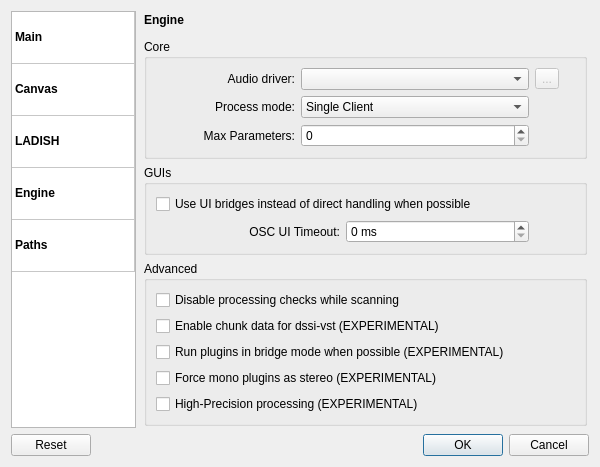
Before: the Qt Designer form resources/ui/settings_app.ui in falkTX/Cadence, drawn with Qt 5.
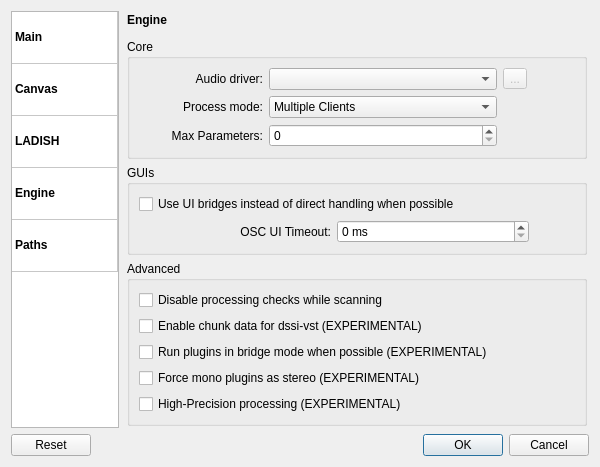
After: the same form once the commit is applied. The open tabs and pages were chosen to show the change. Icons and pictures are not drawn.

Commit message: Carla: Only allow continuous-rack mode if driver name != "JACK"

```diff
--- a/resources/ui/settings_app.ui
+++ b/resources/ui/settings_app.ui
@@ -788,7 +788,84 @@
             <string>Core</string>
            </property>
            <layout class="QGridLayout" name="gridLayout_7">
-            <item row="0" column="0">
+            <item row="1" column="2">
+             <widget class="QStackedWidget" name="sw_engine_process_mode">
+              <property name="sizePolicy">
+               <sizepolicy hsizetype="Minimum" vsizetype="Preferred">
+                <horstretch>0</horstretch>
+                <verstretch>0</verstretch>
+               </sizepolicy>
+              </property>
+              <property name="currentIndex">
+               <number>1</number>
+              </property>
+              <widget class="QWidget" name="page_engine_process_mode_jack">
+               <layout class="QHBoxLayout" name="horizontalLayout_4">
+                <property name="sizeConstraint">
+                 <enum>QLayout::SetMinimumSize</enum>
+                </property>
+                <property name="margin">
+                 <number>0</number>
+                </property>
+                <item>
+                 <widget class="QComboBox" name="cb_engine_process_mode_jack">
+                  <property name="currentIndex">
+                   <number>1</number>
+                  </property>
+                  <item>
+                   <property name="text">
+                    <string>Single Client</string>
+                   </property>
+                  </item>
+                  <item>
+                   <property name="text">
+                    <string>Multiple Clients</string>
+                   </property>
+                  </item>
+                  <item>
+                   <property name="text">
+                    <string>Continuous Rack (EXPERIMENTAL)</string>
+                   </property>
+                  </item>
+                 </widget>
+                </item>
+               </layout>
+              </widget>
+              <widget class="QWidget" name="page_engine_process_mode_other">
+               <layout class="QHBoxLayout" name="horizontalLayout_7">
+                <property name="sizeConstraint">
+                 <enum>QLayout::SetMinimumSize</enum>
+                </property>
+                <property name="margin">
+                 <number>0</number>
+                </property>
+                <item>
+                 <widget class="QComboBox" name="cb_engine_process_mode_other">
+                  <item>
+                   <property name="text">
+                    <string>Continuous Rack (EXPERIMENTAL)</string>
+                   </property>
+                  </item>
+                 </widget>
+                </item>
+               </layout>
+              </widget>
+             </widget>
+            </item>
+            <item row="1" column="0">
+             <spacer name="horizontalSpacer_11">
+              <property name="orientation">
+               <enum>Qt::Horizontal</enum>
+              </property>
+              <property name="sizeHint" stdset="0">
+               <size>
+                <width>40</width>
+                <height>20</height>
+               </size>
+              </property>
+             </spacer>
+            </item>
+            <item row="0" column="1">
              <widget class="QLabel" name="label_21">
               <property name="text">
                <string>Audio driver:</string>
@@ -798,10 +875,7 @@
               </property>
              </widget>
             </item>
-            <item row="0" column="1">
-             <widget class="QComboBox" name="cb_engine_audio_driver"/>
-            </item>
-            <item row="1" column="0">
+            <item row="1" column="1">
              <widget class="QLabel" name="label_20">
               <property name="text">
                <string>Process mode:</string>
@@ -811,26 +885,7 @@
               </property>
              </widget>
             </item>
-            <item row="1" column="1">
-             <widget class="QComboBox" name="cb_engine_process_mode">
-              <item>
-               <property name="text">
-                <string>Single Client</string>
-               </property>
-              </item>
-              <item>
-               <property name="text">
-                <string>Multiple Clients</string>
-               </property>
-              </item>
-              <item>
-               <property name="text">
-                <string>Continuous Rack (EXPERIMENTAL)</string>
-               </property>
-              </item>
-             </widget>
-            </item>
-            <item row="2" column="0">
+            <item row="2" column="1">
              <widget class="QLabel" name="label_7">
               <property name="toolTip">
                <string>Maximum number of parameters to allow in the built-in 'Edit' dialog</string>
@@ -843,17 +898,7 @@
               </property>
              </widget>
             </item>
-            <item row="2" column="1">
-             <widget class="QSpinBox" name="sb_engine_max_params">
-              <property name="toolTip">
-               <string>Maximum number of parameters to allow in the built-in 'Edit' dialog</string>
-              </property>
-              <property name="maximum">
-               <number>1000</number>
-              </property>
-             </widget>
-            </item>
-            <item row="2" column="2">
+            <item row="2" column="3">
              <spacer name="horizontalSpacer_2">
               <property name="orientation">
                <enum>Qt::Horizontal</enum>
@@ -869,7 +914,17 @@
               </property>
              </spacer>
             </item>
-            <item row="0" column="2">
+            <item row="2" column="2">
+             <widget class="QSpinBox" name="sb_engine_max_params">
+              <property name="toolTip">
+               <string>Maximum number of parameters to allow in the built-in 'Edit' dialog</string>
+              </property>
+              <property name="maximum">
+               <number>1000</number>
+              </property>
+             </widget>
+            </item>
+            <item row="0" column="3">
              <widget class="QToolButton" name="tb_engine_driver_config">
               <property name="enabled">
                <bool>false</bool>
@@ -879,6 +934,22 @@
               </property>
              </widget>
             </item>
+            <item row="0" column="2">
+             <widget class="QComboBox" name="cb_engine_audio_driver"/>
+            </item>
+            <item row="1" column="4">
+             <spacer name="horizontalSpacer_14">
+              <property name="orientation">
+               <enum>Qt::Horizontal</enum>
+              </property>
+              <property name="sizeHint" stdset="0">
+               <size>
+                <width>40</width>
+                <height>20</height>
+               </size>
+              </property>
+             </spacer>
+            </item>
            </layout>
           </widget>
          </item>
```
Left out of the diff: 54 changed lines with no effect on the pictures. The commit also changes 1 other file.
